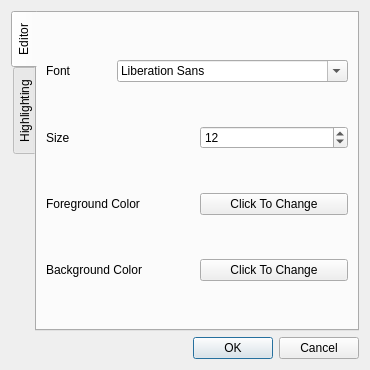
The window that utils/themeeditor/preferencesdialog.ui (Rockbox-Chinese-Community/Rockbox-RCC) describes before a commit, drawn with Qt 5.
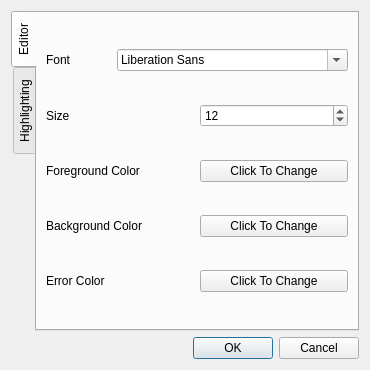
The same window after the commit.

Commit message: Theme Editor: Made status label a permanent widget and made editor highlight line that causes parse error

Patch:
```diff
--- a/utils/themeeditor/preferencesdialog.ui
+++ b/utils/themeeditor/preferencesdialog.ui
@@ -113,6 +113,24 @@
          </item>
         </layout>
        </item>
+       <item>
+        <layout class="QHBoxLayout" name="horizontalLayout_9">
+         <item>
+          <widget class="QLabel" name="label_9">
+           <property name="text">
+            <string>Error Color</string>
+           </property>
+          </widget>
+         </item>
+         <item>
+          <widget class="QPushButton" name="errorButton">
+           <property name="text">
+            <string>Click To Change</string>
+           </property>
+          </widget>
+         </item>
+        </layout>
+       </item>
       </layout>
      </widget>
      <widget class="QWidget" name="prefsGroupsPage1" native="true">
```
Left out of the diff: 4 changed lines with no effect on the pictures. The commit also changes 5 other files.
